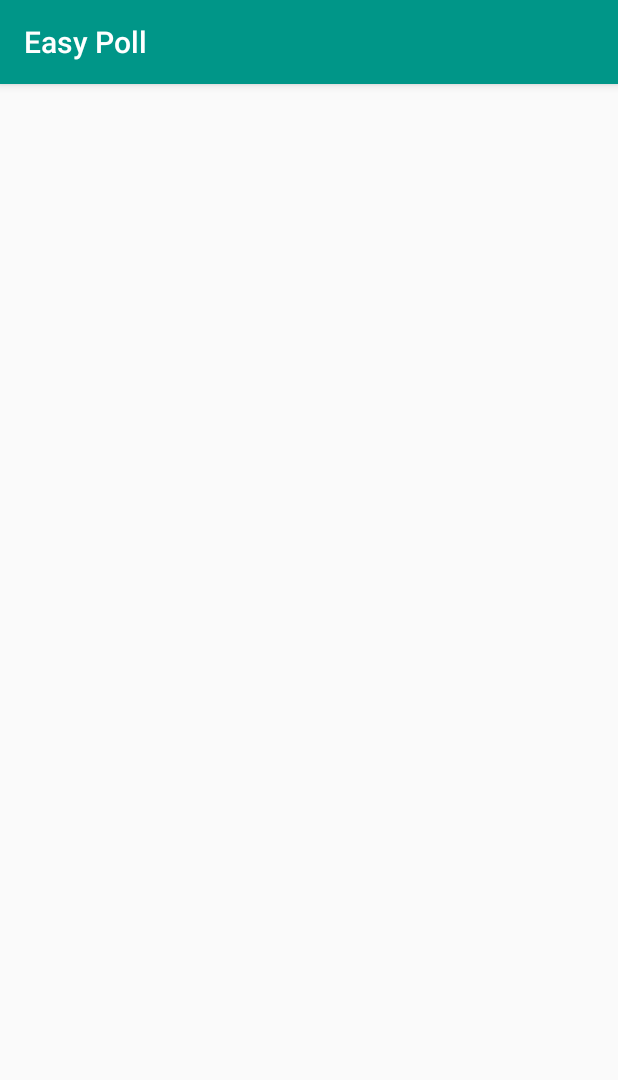
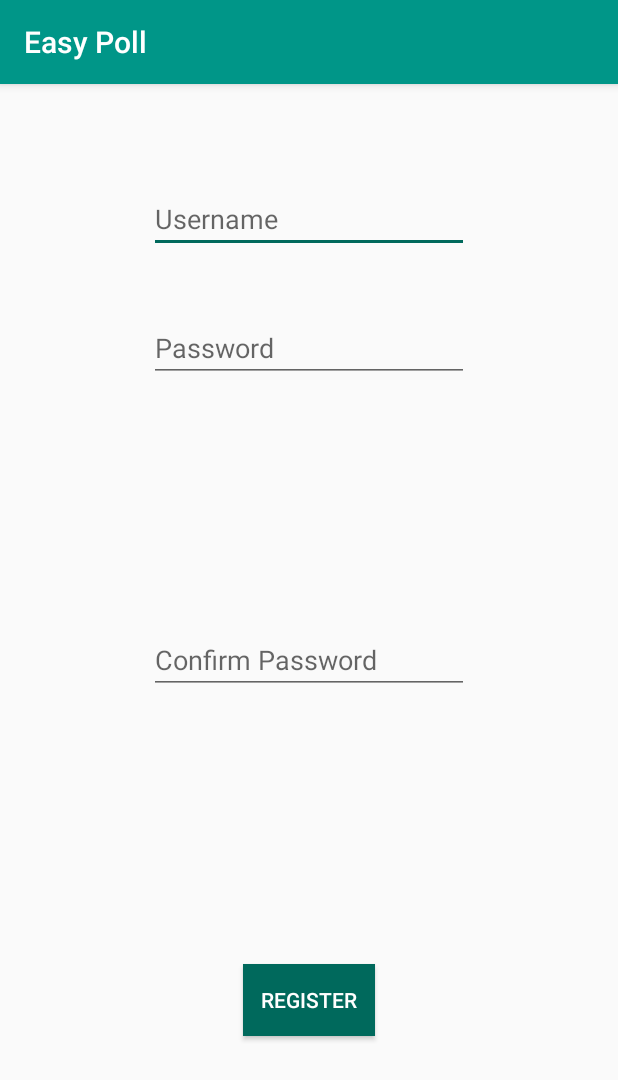
Before and after one commit to JFarina5/Android, an Android app: the screen it shows after launch (ListViewController before the commit, RegisterActivity after it), after a tap on "REGISTER", on a phone screen of 412 x 824 dp. Shown: the top 1080 px of the screen. Run offline under Robolectric (Android 15) with nearby library versions, the phone set to English and light mode, and no system bars.

Commit message:
Easy Poll (v1.0)
Import updates are initialized, users are able to register for an account, which saves credentials to SQLite and makes sure the username is not already taken. Users are able to sign in with new credientials and register candidates, which they can view in a seperate ListView.

```diff
--- a/EasyPoll/app/src/main/java/com/example/tabegaz/easypoll/ListViewController.java
+++ b/EasyPoll/app/src/main/java/com/example/tabegaz/easypoll/ListViewController.java
@@ -12,15 +12,16 @@ import android.widget.Toast;
 import java.util.ArrayList;
 
 public class ListViewController extends AppCompatActivity {
-    ArrayList<String> candidateList = new ArrayList<String>();
+    ArrayList<String> candidateList = new ArrayList<>();
     @Override
     protected void onCreate(Bundle savedInstanceState) {
         super.onCreate(savedInstanceState);
         PollModel poll = new PollModel(this);
         setContentView(R.layout.activity_list_view);
+
         candidateList = poll.getName();
        ArrayAdapter<String> adapter = new ArrayAdapter<String>(this, android.R.layout.simple_expandable_list_item_1, candidateList);
-        ListView listView = (ListView) findViewById(R.id.listView);
+        ListView listView = findViewById(R.id.listView);
         listView.setAdapter(adapter);
         listView.setOnItemClickListener(new AdapterView.OnItemClickListener()
         {
@@ -28,7 +29,6 @@ public class ListViewController extends AppCompatActivity {
            // that it could be any of them. This is called generics in Java.
             @Override
             public void onItemClick(AdapterView<?> parent, View view, int position, long id) {
-
                 Toast.makeText(ListViewController.this, candidateList.get(position).toString(),  Toast.LENGTH_LONG).show();
                 //The intent is created inside another class, here an anonymous inner class OnClickListener. Thus this does not refer the instance of your Activity
                 // (or Context) as intended but the instance of your anonymous inner class OnClickListener
--- /dev/null
+++ b/EasyPoll/app/src/main/java/com/example/tabegaz/easypoll/LoginActivity.java
@@ -0,0 +1,47 @@
+package com.example.tabegaz.easypoll;
+
+import android.content.Intent;
+import android.support.v7.app.AppCompatActivity;
+import android.os.Bundle;
+import android.view.View;
+import android.widget.Button;
+import android.widget.EditText;
+import android.widget.Toast;
+
+public class LoginActivity extends AppCompatActivity {
+
+    @Override
+    protected void onCreate(Bundle savedInstanceState) {
+        super.onCreate(savedInstanceState);
+        setContentView(R.layout.activity_login);
+        final PollModel db = new PollModel(this);
+        final EditText username = findViewById(R.id.usernameTxt);
+        final EditText password = findViewById(R.id.passwordTxt);
+        Button registerPageButton = findViewById(R.id.registerPageButton);
+        registerPageButton.setOnClickListener(new View.OnClickListener() {
+            @Override
+            public void onClick(View v) {
+                Intent myIntent = new Intent(v.getContext(), RegisterActivity.class);
+                startActivityForResult(myIntent, 0);
+            }
+        });
+        Button loginButton = findViewById(R.id.loginButton);
+        loginButton.setOnClickListener(new View.OnClickListener() {
+            public void onClick(View view) {
+                Intent myIntent = new Intent(view.getContext(), ViewController.class);
+                String user = username.getText().toString();
+                String pass = password.getText().toString();
+                Boolean chkUserPass = db.usernamePassword(user,pass);
+                if(chkUserPass){Toast.makeText(getApplicationContext(), "Successful Login",
+                            Toast.LENGTH_SHORT).show();
+                    startActivityForResult(myIntent, 0);
+
+                }
+                else {
+                    Toast.makeText(getApplicationContext(), "Wrong Username or Password",
+                            Toast.LENGTH_SHORT).show();
+                }
+            }
+        });
+    }
+}
--- /dev/null
+++ b/EasyPoll/app/src/main/java/com/example/tabegaz/easypoll/RegisterActivity.java
@@ -0,0 +1,54 @@
+package com.example.tabegaz.easypoll;
+
+import android.content.Intent;
+import android.support.v7.app.AppCompatActivity;
+import android.os.Bundle;
+import android.view.View;
+import android.widget.Button;
+import android.widget.EditText;
+import android.widget.Toast;
+
+public class RegisterActivity extends AppCompatActivity {
+
+    @Override
+    protected void onCreate(Bundle savedInstanceState) {
+        super.onCreate(savedInstanceState);
+        setContentView(R.layout.activity_register);
+        final PollModel db = new PollModel(this);
+        final EditText username = findViewById(R.id.regUserText);
+        final EditText password = findViewById(R.id.regPassTxt);
+        final EditText cpassword = findViewById(R.id.regConPassTxt);
+
+        Button touchRegister = findViewById(R.id.registerButton);
+        touchRegister.setOnClickListener(new View.OnClickListener() {
+            public void onClick(View view) {
+                String user = username.getText().toString();
+                String pass = password.getText().toString();
+                String cpass = cpassword.getText().toString();
+                if(user.equals("") || pass.equals("")||cpass.equals("")){
+                    Toast.makeText(getApplicationContext(),"Fields are empty",
+                            Toast.LENGTH_SHORT).show();
+                    if (!pass.equals(cpass)){
+                            Toast.makeText(getApplicationContext(), "Passwords do not match",Toast.LENGTH_SHORT).show();
+                        }
+                    }
+                else{
+                    if(pass.equals(cpass)){
+                        Boolean chkusername = db.checkUsername(user);
+                        if (chkusername){
+                            Boolean insert = db.insertUserData(user, pass);
+                            if (insert){
+                                Toast.makeText(getApplicationContext(),"Registered Successfully",
+                                        Toast.LENGTH_SHORT).show();
+                            }
+                        }
+                        else {
+                            Toast.makeText(getApplicationContext(), "Username is already in use",
+                                    Toast.LENGTH_SHORT).show();
+                        }
+                    }
+                }
+            }
+        });
+    }
+}
--- a/EasyPoll/app/src/main/res/layout/activity_list_detail_view.xml
+++ b/EasyPoll/app/src/main/res/layout/activity_list_detail_view.xml
@@ -6,4 +6,8 @@
     android:layout_height="match_parent"
     tools:context="com.example.tabegaz.easypoll.ListDetailController">
 
+    <ListView
+        android:id="@+id/detailedListView"
+        android:layout_width="match_parent"
+        android:layout_height="wrap_content"></ListView>
 </android.support.constraint.ConstraintLayout>
--- /dev/null
+++ b/EasyPoll/app/src/main/res/layout/activity_register.xml
@@ -0,0 +1,51 @@
+<?xml version="1.0" encoding="utf-8"?>
+<RelativeLayout xmlns:android="http://schemas.android.com/apk/res/android"
+    xmlns:app="http://schemas.android.com/apk/res-auto"
+    xmlns:tools="http://schemas.android.com/tools"
+    android:layout_width="match_parent"
+    android:layout_height="match_parent"
+    tools:context=".RegisterActivity">
+
+    <EditText
+        android:id="@+id/regUserText"
+        android:layout_width="wrap_content"
+        android:layout_height="wrap_content"
+        android:layout_alignParentTop="true"
+        android:layout_centerHorizontal="true"
+        android:layout_marginTop="67dp"
+        android:ems="10"
+        android:hint="Username"
+        android:inputType="textPersonName" />
+
+    <EditText
+        android:id="@+id/regPassTxt"
+        android:layout_width="wrap_content"
+        android:layout_height="wrap_content"
+        android:layout_alignParentTop="true"
+        android:layout_centerHorizontal="true"
+        android:layout_marginTop="153dp"
+        android:ems="10"
+        android:hint="Password"
+        android:inputType="textPassword" />
+
+    <EditText
+        android:id="@+id/regConPassTxt"
+        android:layout_width="wrap_content"
+        android:layout_height="wrap_content"
+        android:layout_centerInParent="true"
+        android:ems="10"
+        android:hint="Confirm Password"
+        android:inputType="textPassword" />
+
+    <Button
+        android:id="@+id/registerButton"
+        android:layout_width="wrap_content"
+        android:layout_height="wrap_content"
+        android:layout_alignParentBottom="true"
+        android:layout_centerHorizontal="true"
+        android:layout_marginBottom="133dp"
+        android:background="@color/colorAccent"
+        android:textColor="@color/colorFont"
+        android:text="Register" />
+
+</RelativeLayout>
--- a/EasyPoll/app/src/main/res/values/colors.xml
+++ b/EasyPoll/app/src/main/res/values/colors.xml
@@ -2,6 +2,6 @@
 <resources>
     <color name="colorPrimary">#009688</color>
     <color name="colorPrimaryDark">#00675b</color>
-    <color name="colorAccent">#00695C</color>∂
-    <color name="colorFont">#FFFFFF</color>∂
+    <color name="colorAccent">#00695C</color>
+    <color name="colorFont">#FFFFFF</color>
 </resources>
```
Also changed, not shown: EasyPoll/app/src/main/AndroidManifest.xml (+23 -3 lines), EasyPoll/app/src/main/java/com/example/tabegaz/easypoll/ListDetailController.java (+30 -2 lines), EasyPoll/app/src/main/java/com/example/tabegaz/easypoll/PollModel.java (+85 -5 lines), EasyPoll/app/src/main/res/layout/activity_login.xml (added, +54 -0 lines).
